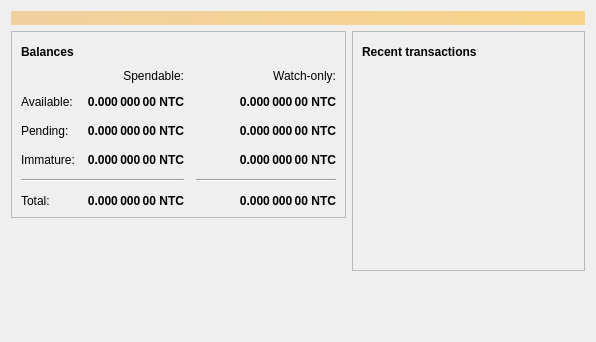
This is src/qt/forms/overviewpage.ui in nutucoin/NutucoinV2 as Qt 5 draws it before an edit. The edited form follows.
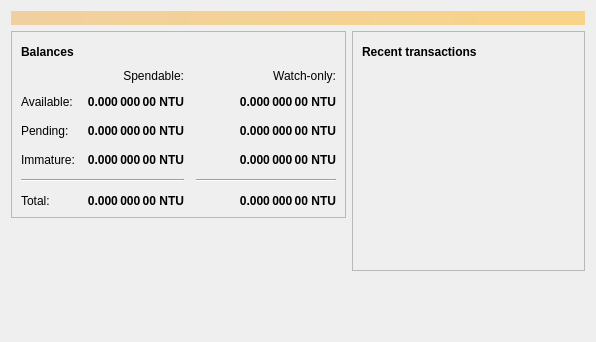
This is the edited form. Icons and pictures are not drawn.

```diff
--- a/src/qt/forms/overviewpage.ui
+++ b/src/qt/forms/overviewpage.ui
@@ -129,7 +129,7 @@
                <string>Unconfirmed transactions to watch-only addresses</string>
               </property>
               <property name="text">
-               <string notr="true">0.000 000 00 NTC</string>
+               <string notr="true">0.000 000 00 NTU</string>
               </property>
               <property name="alignment">
                <set>Qt::AlignRight|Qt::AlignTrailing|Qt::AlignVCenter</set>
@@ -154,7 +154,7 @@
                <string>Total of transactions that have yet to be confirmed, and do not yet count toward the spendable balance</string>
               </property>
               <property name="text">
-               <string notr="true">0.000 000 00 NTC</string>
+               <string notr="true">0.000 000 00 NTU</string>
               </property>
               <property name="alignment">
                <set>Qt::AlignRight|Qt::AlignTrailing|Qt::AlignVCenter</set>
@@ -179,7 +179,7 @@
                <string>Mined balance in watch-only addresses that has not yet matured</string>
               </property>
               <property name="text">
-               <string notr="true">0.000 000 00 NTC</string>
+               <string notr="true">0.000 000 00 NTU</string>
               </property>
               <property name="alignment">
                <set>Qt::AlignRight|Qt::AlignTrailing|Qt::AlignVCenter</set>
@@ -237,7 +237,7 @@
                <string>Mined balance that has not yet matured</string>
               </property>
               <property name="text">
-               <string notr="true">0.000 000 00 NTC</string>
+               <string notr="true">0.000 000 00 NTU</string>
               </property>
               <property name="alignment">
                <set>Qt::AlignRight|Qt::AlignTrailing|Qt::AlignVCenter</set>
@@ -282,7 +282,7 @@
                <string>Your current total balance</string>
               </property>
               <property name="text">
-               <string notr="true">0.000 000 00 NTC</string>
+               <string notr="true">0.000 000 00 NTU</string>
               </property>
               <property name="alignment">
                <set>Qt::AlignRight|Qt::AlignTrailing|Qt::AlignVCenter</set>
@@ -307,7 +307,7 @@
                <string>Current total balance in watch-only addresses</string>
               </property>
               <property name="text">
-               <string notr="true">0.000 000 00 NTC</string>
+               <string notr="true">0.000 000 00 NTU</string>
               </property>
               <property name="alignment">
                <set>Qt::AlignRight|Qt::AlignTrailing|Qt::AlignVCenter</set>
@@ -349,7 +349,7 @@
                <string>Your current spendable balance</string>
               </property>
               <property name="text">
-               <string notr="true">0.000 000 00 NTC</string>
+               <string notr="true">0.000 000 00 NTU</string>
               </property>
               <property name="alignment">
                <set>Qt::AlignRight|Qt::AlignTrailing|Qt::AlignVCenter</set>
@@ -374,7 +374,7 @@
                <string>Your current balance in watch-only addresses</string>
               </property>
               <property name="text">
-               <string notr="true">0.000 000 00 NTC</string>
+               <string notr="true">0.000 000 00 NTU</string>
               </property>
               <property name="alignment">
                <set>Qt::AlignRight|Qt::AlignTrailing|Qt::AlignVCenter</set>
```
